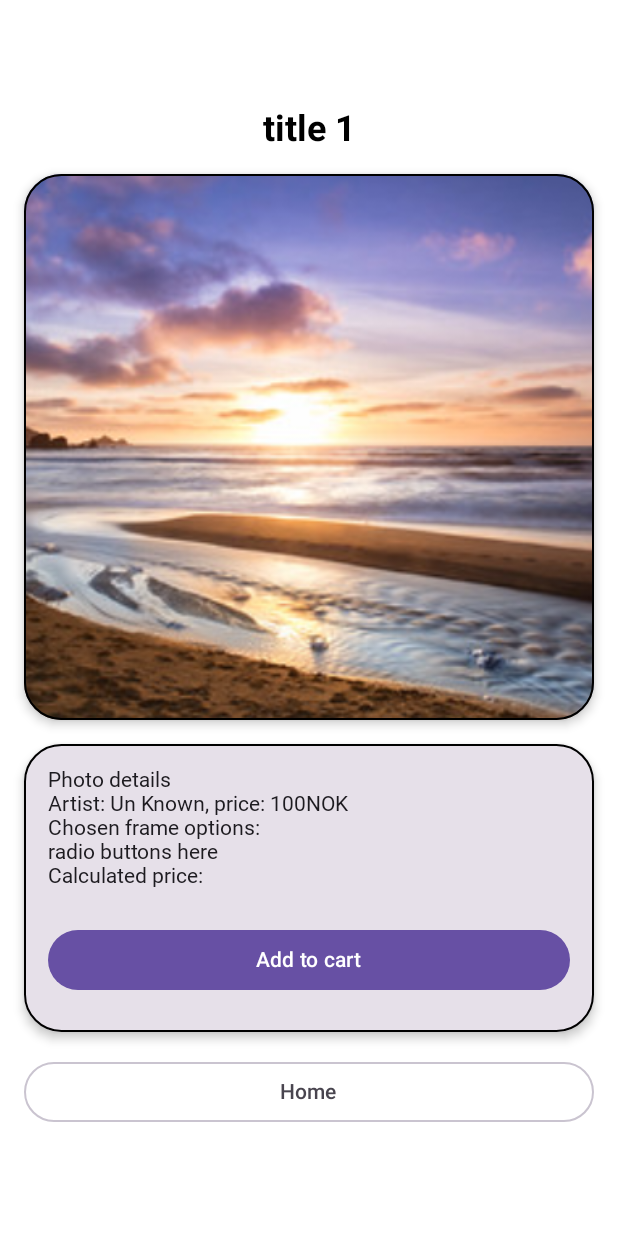
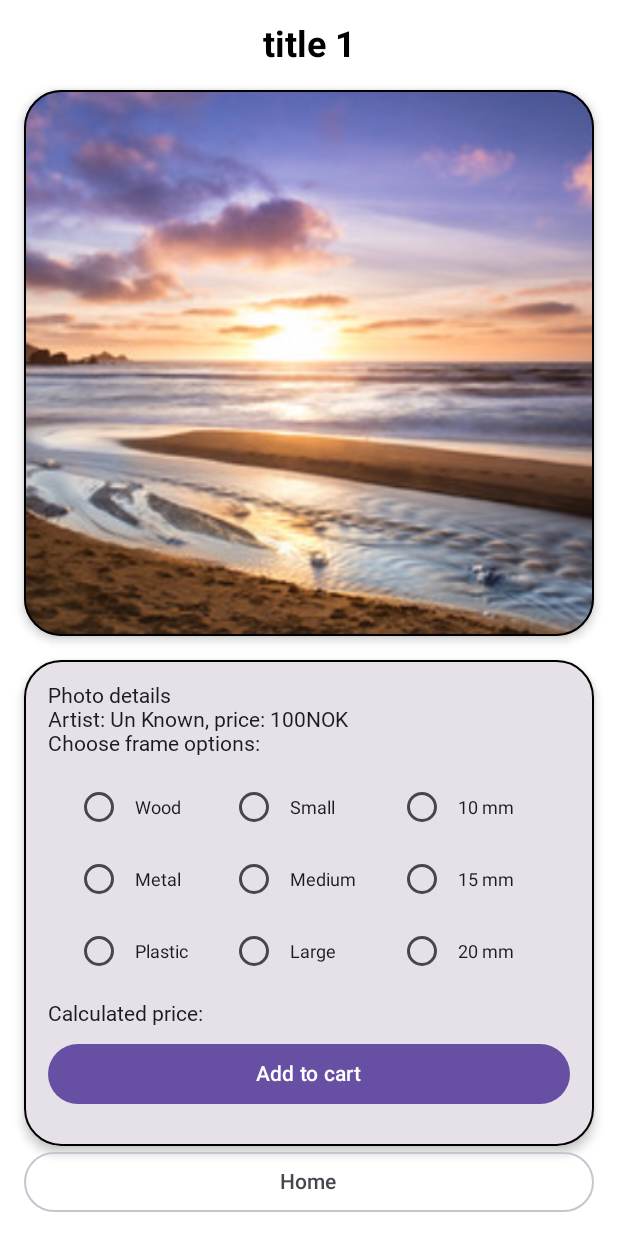
Before and after one commit to vuovdi/MyArtShop, an Android app built with Jetpack Compose: the @Preview function SelectedImagePreview, on a phone screen of 412 x 824 dp. Run offline under Robolectric (Android 15) with nearby library versions, the phone set to English and light mode, and no system bars; Roboto replaces fonts that are not available here.

Commit message:
added radiobuttons for frame choices.

```diff
--- a/app/src/main/java/com/example/myartshop/data/DataSource.kt
+++ b/app/src/main/java/com/example/myartshop/data/DataSource.kt
@@ -50,7 +50,7 @@ object DataSource {
         R.string.plastic
 
     )
-    val photo_size_size = listOf(
+    val photo_size = listOf(
         R.string.small,
         R.string.medium,
         R.string.large
--- a/app/src/main/java/com/example/myartshop/ui/ui/SelectedImageScreen.kt
+++ b/app/src/main/java/com/example/myartshop/ui/ui/SelectedImageScreen.kt
@@ -5,22 +5,32 @@ import androidx.compose.foundation.Image
 import androidx.compose.foundation.layout.Arrangement
 import androidx.compose.foundation.layout.Box
 import androidx.compose.foundation.layout.Column
+import androidx.compose.foundation.layout.Row
 import androidx.compose.foundation.layout.Spacer
 import androidx.compose.foundation.layout.aspectRatio
 import androidx.compose.foundation.layout.fillMaxSize
 import androidx.compose.foundation.layout.fillMaxWidth
 import androidx.compose.foundation.layout.height
 import androidx.compose.foundation.layout.padding
+import androidx.compose.foundation.rememberScrollState
+import androidx.compose.foundation.selection.selectable
+import androidx.compose.foundation.verticalScroll
 import androidx.compose.material3.Button
 import androidx.compose.material3.Card
 import androidx.compose.material3.CardDefaults
 import androidx.compose.material3.OutlinedButton
+import androidx.compose.material3.RadioButton
 import androidx.compose.material3.Text
 import androidx.compose.runtime.Composable
+import androidx.compose.runtime.getValue
+import androidx.compose.runtime.mutableStateOf
+import androidx.compose.runtime.saveable.rememberSaveable
+import androidx.compose.runtime.setValue
 import androidx.compose.ui.Alignment
 import androidx.compose.ui.Modifier
 import androidx.compose.ui.graphics.Color
 import androidx.compose.ui.layout.ContentScale
+import androidx.compose.ui.res.dimensionResource
 import androidx.compose.ui.res.painterResource
 import androidx.compose.ui.res.stringResource
 import androidx.compose.ui.text.TextStyle
@@ -29,6 +39,7 @@ import androidx.compose.ui.tooling.preview.Preview
 import androidx.compose.ui.unit.dp
 import androidx.compose.ui.unit.sp
 import com.example.myartshop.R
+import com.example.myartshop.data.DataSource
 import com.example.myartshop.data.DataSource.listOfPhotos
 import com.example.myartshop.data.Photo
 import com.example.myartshop.ui.ui.theme.MyArtShopTheme
@@ -36,12 +47,14 @@ import com.example.myartshop.ui.ui.theme.MyArtShopTheme
 
 @Composable
 fun SelectedPhotoScreen(photo: Photo?, onAddToCartClicked: (Photo?) -> Unit) {
+    val dataSource = DataSource
     Column(
         verticalArrangement = Arrangement.Center,
         horizontalAlignment = Alignment.CenterHorizontally,
         modifier = Modifier
             .fillMaxSize()
             .padding(16.dp)
+            .verticalScroll(rememberScrollState())
     ) {
         Text(
             text = stringResource(photo!!.title),
@@ -80,11 +93,29 @@ fun SelectedPhotoScreen(photo: Photo?, onAddToCartClicked: (Photo?) -> Unit) {
                 Text(text = stringResource(R.string.details))
                 Text(text = stringResource(R.string.various_details))
                 Text(text = stringResource(R.string.frame_options))
-                Text(text = "radio buttons here")
+                // Radio buttons for frame_type
+                Row {
+                    SelectOptionScreen(
+                        options = dataSource.frame_type.map { stringResource(it) },
+                        onSelectionChanged = { /* handle selection change */ }
+                    )
+
+                    // Radio buttons for photo_size_size
+                    SelectOptionScreen(
+                        options = dataSource.photo_size.map { stringResource(it) },
+                        onSelectionChanged = { /* handle selection change */ }
+                    )
+
+                    // Radio buttons for frame_size
+                    SelectOptionScreen(
+                        options = dataSource.frame_size.map { stringResource(it) },
+                        onSelectionChanged = { /* handle selection change */ }
+                    )
+                }
                 Text(text = stringResource(R.string.price_photo_and_frame))
 
 
-                Spacer(modifier = Modifier.height(16.dp))
+                //Spacer(modifier = Modifier.height(16.dp))
 
                 Button(
                     onClick = { onAddToCartClicked(photo) },
@@ -97,7 +128,7 @@ fun SelectedPhotoScreen(photo: Photo?, onAddToCartClicked: (Photo?) -> Unit) {
             }
         }
 
-        Spacer(modifier = Modifier.height(16.dp))
+        //Spacer(modifier = Modifier.height(16.dp))
 
         OutlinedButton(
             onClick = { /*TODO*/ },
@@ -110,6 +141,46 @@ fun SelectedPhotoScreen(photo: Photo?, onAddToCartClicked: (Photo?) -> Unit) {
     }
 }
 
+@Composable
+fun SelectOptionScreen(
+    options: List<String>,
+    onSelectionChanged: (String) -> Unit = {},
+    modifier: Modifier = Modifier
+) {
+    var selectedValue by rememberSaveable { mutableStateOf("") }
+
+    Column(
+        modifier = modifier,
+        verticalArrangement = Arrangement.SpaceBetween
+    ) {
+        Column(modifier = Modifier.padding(10.dp)) {
+            options.forEach { item ->
+                Row(
+                    modifier = Modifier.selectable(
+                        selected = selectedValue == item,
+                        onClick = {
+                            selectedValue = item
+                            onSelectionChanged(item)
+                        }
+                    ),
+                    verticalAlignment = Alignment.CenterVertically
+                ) {
+                    RadioButton(
+                        selected = selectedValue == item,
+                        onClick = {
+                            selectedValue = item
+                            onSelectionChanged(item)
+                        }
+                    )
+                    Text(
+                        item,
+                        style = TextStyle(fontSize = 12.sp))
+                }
+            }
+        }
+    }
+}
+
 @Preview
 @Composable
 fun SelectedImagePreview() {
--- a/app/src/main/res/values/strings.xml
+++ b/app/src/main/res/values/strings.xml
@@ -99,7 +99,7 @@
     //Selected Image screen
     <string name="details">Photo details</string>
     <string name="various_details">Artist: Un Known, price: 100NOK</string>
-    <string name="frame_options">Chosen frame options: </string>
+    <string name="frame_options">Choose frame options: </string>
     <string name="price_photo_and_frame">Calculated price: </string>
 
 </resources>
```
Also changed, not shown: app/src/main/java/com/example/myartshop/ui/ui/OrderViewModel.kt (+0 -38 lines).
